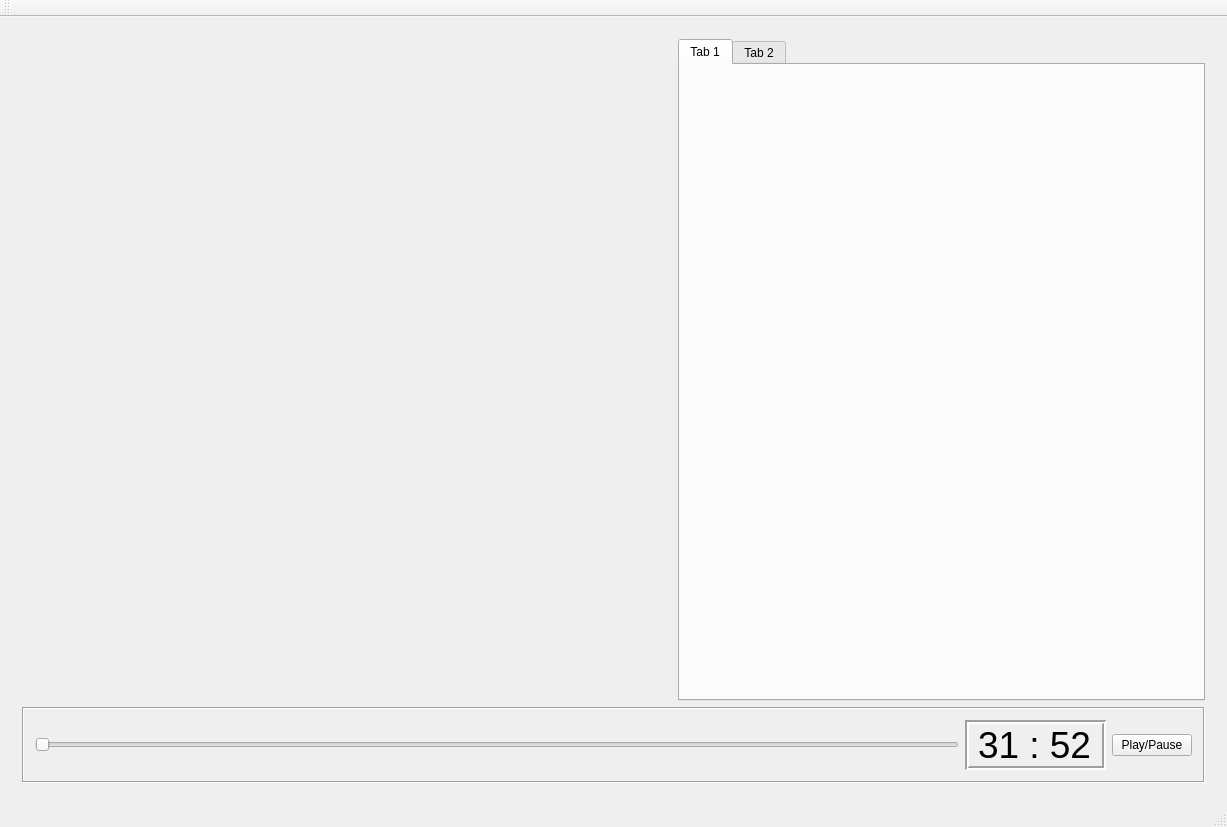
First picture: the form in mainwindow.ui, repository MercifulZebra/League-Stat-Tracker, before the edit.
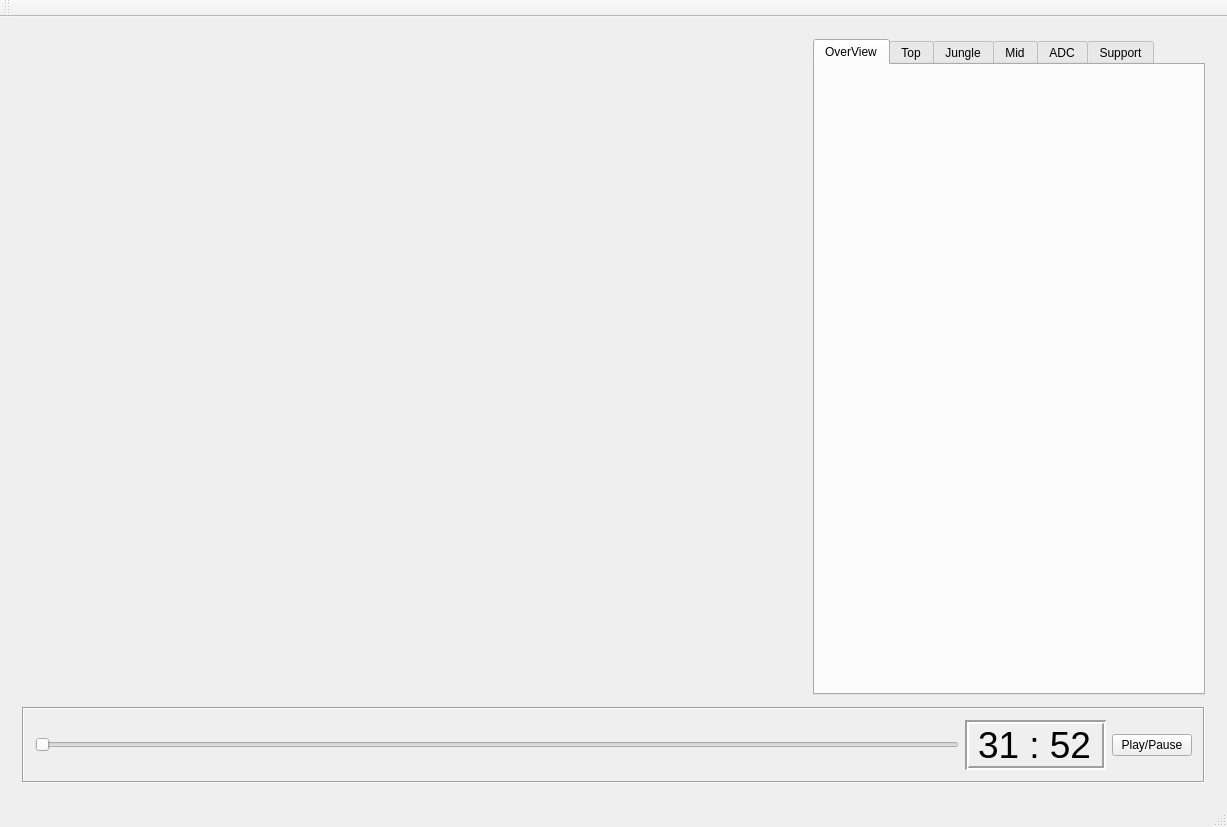
Second picture: the form after the edit. Icons and pictures are not drawn. Custom widgets are drawn as their Qt base class.

Commit message: Modified Edit game window to properly adjust size of widgets

```diff
--- a/mainwindow.ui
+++ b/mainwindow.ui
@@ -17,17 +17,62 @@
    <layout class="QGridLayout" name="gridLayout">
     <item row="1" column="0">
      <widget class="QStackedWidget" name="stackedWidget">
+      <property name="frameShape">
+       <enum>QFrame::NoFrame</enum>
+      </property>
       <property name="currentIndex">
        <number>0</number>
       </property>
-      <widget class="QWidget" name="EditGameWidget">
-       <layout class="QVBoxLayout" name="verticalLayout">
-        <item>
-         <layout class="QHBoxLayout" name="horizontalLayout_2">
-          <item>
-           <widget class="SquareLabel" name="label">
+      <widget class="EditGameWidget" name="EditGame">
+       <layout class="QGridLayout" name="gridLayout_3">
+        <item row="0" column="2">
+         <widget class="TabWidget" name="statTabs">
             <property name="sizePolicy">
-             <sizepolicy hsizetype="Preferred" vsizetype="Preferred">
+           <sizepolicy hsizetype="Preferred" vsizetype="Expanding">
+            <horstretch>0</horstretch>
+            <verstretch>0</verstretch>
+           </sizepolicy>
+          </property>
+          <property name="currentIndex">
+           <number>0</number>
+          </property>
+          <widget class="QWidget" name="OverView">
+           <attribute name="title">
+            <string>OverView</string>
+           </attribute>
+           <layout class="QVBoxLayout" name="verticalLayout"/>
+          </widget>
+          <widget class="QWidget" name="Top">
+           <attribute name="title">
+            <string>Top</string>
+           </attribute>
+          </widget>
+          <widget class="QWidget" name="Jungle">
+           <attribute name="title">
+            <string>Jungle</string>
+           </attribute>
+          </widget>
+          <widget class="QWidget" name="Mid">
+           <attribute name="title">
+            <string>Mid</string>
+           </attribute>
+          </widget>
+          <widget class="QWidget" name="ADC">
+           <attribute name="title">
+            <string>ADC</string>
+           </attribute>
+          </widget>
+          <widget class="QWidget" name="Support">
+           <attribute name="title">
+            <string>Support</string>
+           </attribute>
+          </widget>
+         </widget>
+        </item>
+        <item row="0" column="0" rowspan="2" colspan="2">
+         <widget class="SquareLabel" name="map">
+          <property name="sizePolicy">
+           <sizepolicy hsizetype="MinimumExpanding" vsizetype="Expanding">
               <horstretch>0</horstretch>
               <verstretch>0</verstretch>
              </sizepolicy>
@@ -50,6 +95,12 @@
               <height>650</height>
              </size>
             </property>
+          <property name="frameShape">
+           <enum>QFrame::NoFrame</enum>
+          </property>
+          <property name="lineWidth">
+           <number>6</number>
+          </property>
             <property name="text">
              <string/>
             </property>
@@ -60,39 +111,11 @@
              <bool>true</bool>
             </property>
             <property name="alignment">
-             <set>Qt::AlignCenter</set>
+           <set>Qt::AlignLeading|Qt::AlignLeft|Qt::AlignVCenter</set>
             </property>
            </widget>
           </item>
-          <item>
-           <widget class="QTabWidget" name="tabWidget">
-            <property name="sizePolicy">
-             <sizepolicy hsizetype="Expanding" vsizetype="Expanding">
-              <horstretch>0</horstretch>
-              <verstretch>0</verstretch>
-             </sizepolicy>
-            </property>
-            <property name="maximumSize">
-             <size>
-              <width>800</width>
-              <height>16777215</height>
-             </size>
-            </property>
-            <widget class="QWidget" name="tab_3">
-             <attribute name="title">
-              <string>Tab 1</string>
-             </attribute>
-            </widget>
-            <widget class="QWidget" name="tab_4">
-             <attribute name="title">
-              <string>Tab 2</string>
-             </attribute>
-            </widget>
-           </widget>
-          </item>
-         </layout>
-        </item>
-        <item>
+        <item row="2" column="0" colspan="3">
          <widget class="QFrame" name="frame_2">
           <property name="frameShape">
            <enum>QFrame::Box</enum>
@@ -328,6 +351,24 @@
    <class>SquareLabel</class>
    <extends>QLabel</extends>
    <header>squarelabel.h</header>
+   <slots>
+    <signal>adjustedSize(int,int)</signal>
+   </slots>
+  </customwidget>
+  <customwidget>
+   <class>TabWidget</class>
+   <extends>QTabWidget</extends>
+   <header>squarelabel.h</header>
+   <container>1</container>
+   <slots>
+    <slot>adjustForMap(int,int)</slot>
+   </slots>
+  </customwidget>
+  <customwidget>
+   <class>EditGameWidget</class>
+   <extends>QWidget</extends>
+   <header>squarelabel.h</header>
+   <container>1</container>
   </customwidget>
  </customwidgets>
  <resources>
```
Left out of the diff: 10 changed lines with no effect on the pictures. Lines whose indentation alone changed are shown as unchanged. The commit also changes 5 other files.
